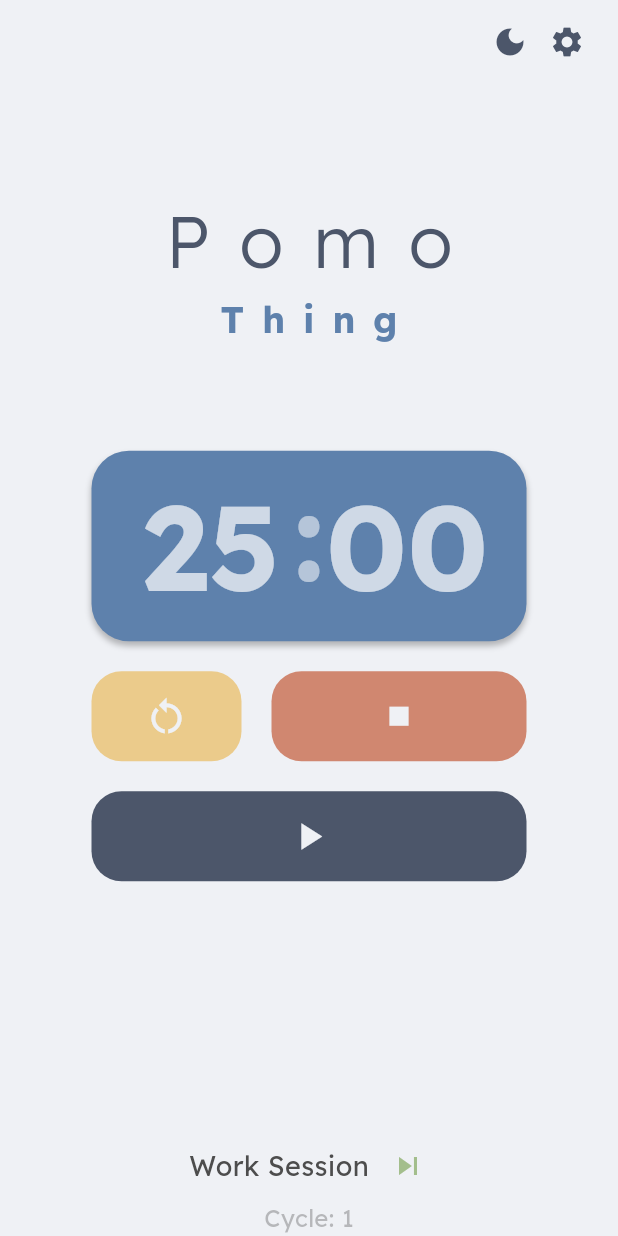
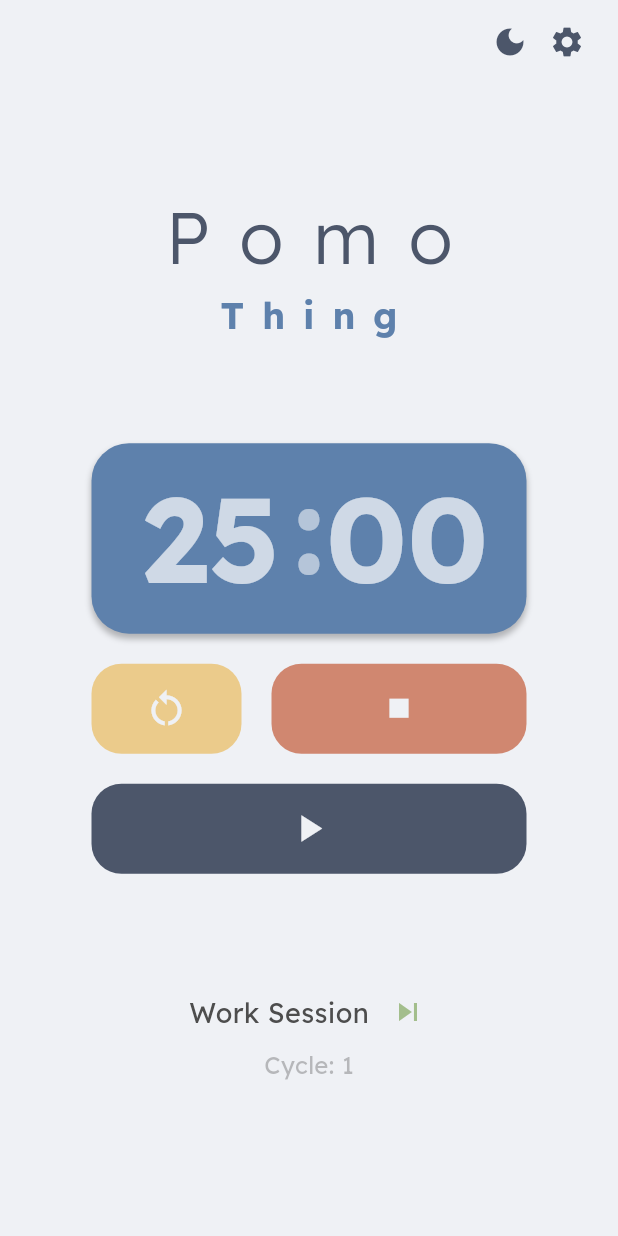
Before and after one commit to AbrarAbe/pomothing, a Flutter app: the screen it shows after launch, on a phone screen of 412 x 824 dp. Run offline on Flutter 3.47's test engine with Material 3 defaults, Android fonts, the phone set to English and light mode, and no system bars; our stand-ins replace delightful_toast, flutter_local_notifications, flutter_timezone, google_fonts, just_audio, shared_preferences and 1 more.

Commit message:
style: Reduce vertical spacing in timer screen
The previous spacing was excessive, this commit reduces the
amount of space above and below the timer display.

```diff
--- a/lib/features/timer/timer_screen.dart
+++ b/lib/features/timer/timer_screen.dart
@@ -232,8 +232,7 @@ class _TimerScreenState extends State<TimerScreen> {
                 ),
                 const Spacer(flex: 2),
                 timerAndButtons,
-                const Spacer(flex: 4),
-                const SizedBox(height: 24),
+                const Spacer(flex: 2),
                 TimerStatusHeader(
                   currentSessionType: timerProvider.currentSessionType,
                   skipSession: handleSkipSession,
@@ -243,6 +242,7 @@ class _TimerScreenState extends State<TimerScreen> {
                   cycleCountFontSize:
                       cycleCountFontSize, // Pass calculated font size
                 ),
+                const Spacer(flex: 3),
               ],
             );
           },
```
